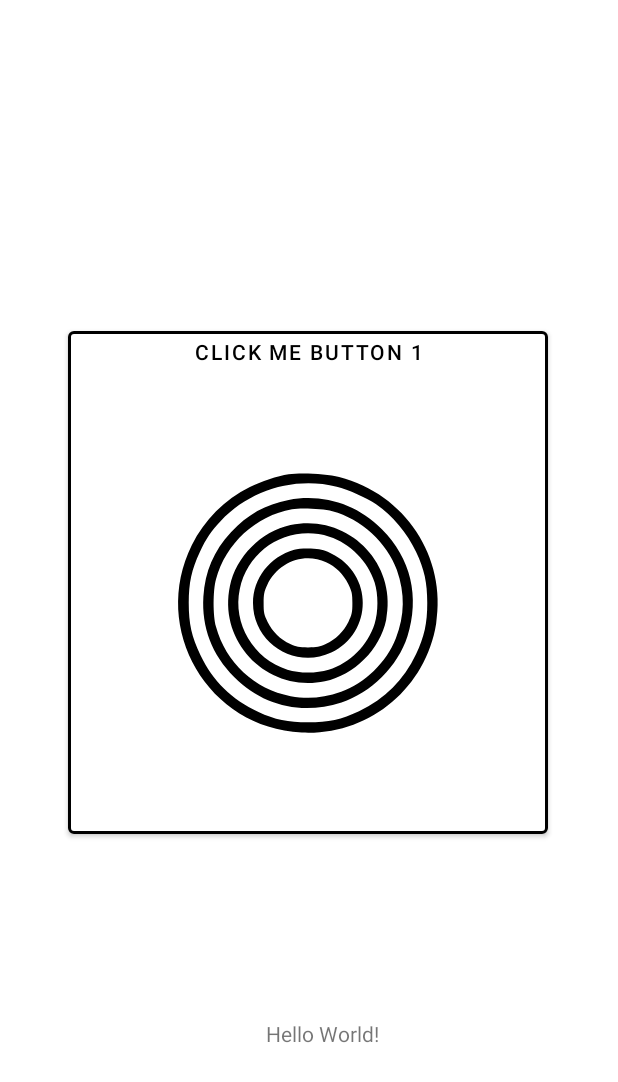
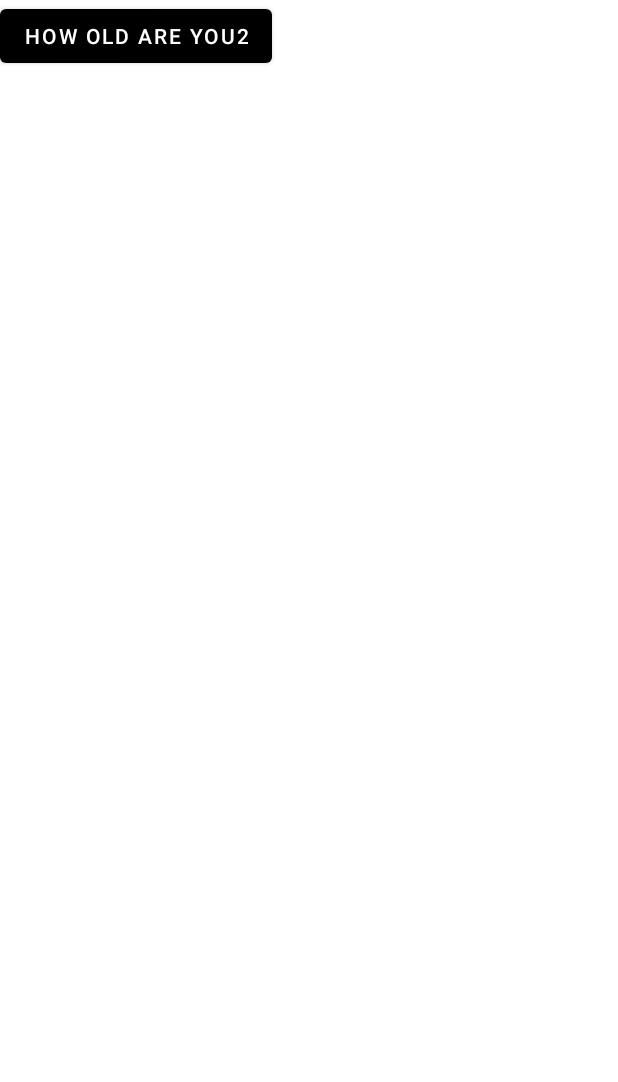
Before and after one commit to natheetarn/MakRukThaiJava, an Android app: the BoardActivity screen opened directly, with no data from a screen before it, on a phone screen of 412 x 824 dp. Shown: the top 1082 px of the screen. Run offline under Robolectric (Android 15) with nearby library versions, the phone set to English and light mode, and no system bars.

Commit message:
programmatically customized button on BoardActivity

```diff
--- a/app/src/main/java/com/example/myapplication/BoardActivity.java
+++ b/app/src/main/java/com/example/myapplication/BoardActivity.java
@@ -1,8 +1,24 @@
 package com.example.myapplication;
 
+import androidx.annotation.ColorInt;
 import androidx.appcompat.app.AppCompatActivity;
+import androidx.core.content.ContextCompat;
 
+import android.annotation.SuppressLint;
+import android.graphics.Color;
 import android.os.Bundle;
+import android.view.View;
+import android.widget.Button;
+import android.widget.ImageButton;
+
+import android.widget.LinearLayout;
+import android.widget.RelativeLayout;
+
+import com.google.android.material.button.MaterialButton;
+
+import java.sql.Array;
+import java.util.ArrayList;
+
 
 public class BoardActivity extends AppCompatActivity {
 
@@ -10,5 +26,33 @@ public class BoardActivity extends AppCompatActivity {
     protected void onCreate(Bundle savedInstanceState) {
         super.onCreate(savedInstanceState);
         setContentView(R.layout.activity_board);
+
+        initBoard();
+    }
+    @SuppressLint("SetTextI18n")
+    protected void initBoard(){
+        RelativeLayout layout_tiles = (RelativeLayout) findViewById(R.id.layout_board);
+
+        ArrayList<ImageButton> tiles = new ArrayList<>();
+        //MaterialButton button = new MaterialButton(getBaseContext());
+        MaterialButton button = new MaterialButton(this);
+        MaterialButton button2 = new MaterialButton(this);
+
+        button.setBackgroundColor(Color.BLACK);
+        button.setText("How old are you2");
+        button.setId(0);
+
+        button.setOnClickListener(new View.OnClickListener(){
+            @Override
+            public void onClick(View v){
+                button2.setText("clicked");
+                //button2.setIcon(ContextCompat.getDrawable(getBaseContext(),R.drawable.bia_white));
+            }
+        });
+
+        layout_tiles.addView(button);
+//        layout_tiles.addView(button2);
+
+
     }
 }
--- a/app/src/main/res/layout/activity_board.xml
+++ b/app/src/main/res/layout/activity_board.xml
@@ -1,39 +1,30 @@
 <?xml version="1.0" encoding="utf-8"?>
-<androidx.constraintlayout.widget.ConstraintLayout xmlns:android="http://schemas.android.com/apk/res/android"
+<RelativeLayout xmlns:android="http://schemas.android.com/apk/res/android"
     xmlns:app="http://schemas.android.com/apk/res-auto"
     xmlns:tools="http://schemas.android.com/tools"
+    android:id="@+id/layout_board"
     android:layout_width="match_parent"
     android:layout_height="match_parent"
+    android:orientation="vertical"
     tools:context=".BoardActivity">
 
-    <TextView
-        android:id="@+id/textview_1_hello_world"
-        android:layout_width="wrap_content"
-        android:layout_height="wrap_content"
-        android:text="Hello World!"
+    <!--    <Button-->
+    <!--        android:id="@+id/button1"-->
+    <!--        android:layout_width="wrap_content"-->
+    <!--        android:layout_height="wrap_content"-->
+    <!--        android:backgroundTint="@android:color/white"-->
+    <!--        android:text="button1"-->
+    <!--        android:textColor="@color/black"-->
+    <!--        app:layout_constraintBottom_toBottomOf="parent"-->
+    <!--        app:layout_constraintEnd_toEndOf="parent"-->
+    <!--        app:layout_constraintHorizontal_bias="0.052"-->
+    <!--        app:layout_constraintStart_toStartOf="parent"-->
+    <!--        app:layout_constraintTop_toTopOf="parent"-->
+    <!--        app:layout_constraintVertical_bias="0.057"-->
+    <!--        app:strokeColor="@color/black"-->
+    <!--        app:strokeWidth="2dp" />-->
 
-        app:layout_constraintBottom_toBottomOf="parent"
-        app:layout_constraintHorizontal_bias="0.526"
-        app:layout_constraintLeft_toLeftOf="parent"
-        app:layout_constraintRight_toRightOf="parent"
-        app:layout_constraintTop_toTopOf="parent"
-        app:layout_constraintVertical_bias="0.844" />
 
-    <Button
-        android:id="@+id/button1"
-        android:layout_width="wrap_content"
-        android:layout_height="wrap_content"
-        android:drawableBottom="@drawable/bia_white"
-        android:text="@string/click_me_button_1"
-        app:layout_constraintBottom_toBottomOf="parent"
-        app:layout_constraintEnd_toEndOf="parent"
-        app:layout_constraintHorizontal_bias="0.494"
-        app:layout_constraintStart_toStartOf="parent"
-        app:layout_constraintTop_toTopOf="parent"
-        app:layout_constraintVertical_bias="0.45"
-        android:textColor="@color/black"
-        android:backgroundTint="@android:color/white"
-        app:strokeColor="@color/black"
-        app:strokeWidth="2dp"/>
 
-</androidx.constraintlayout.widget.ConstraintLayout>
+
+</RelativeLayout>
```
